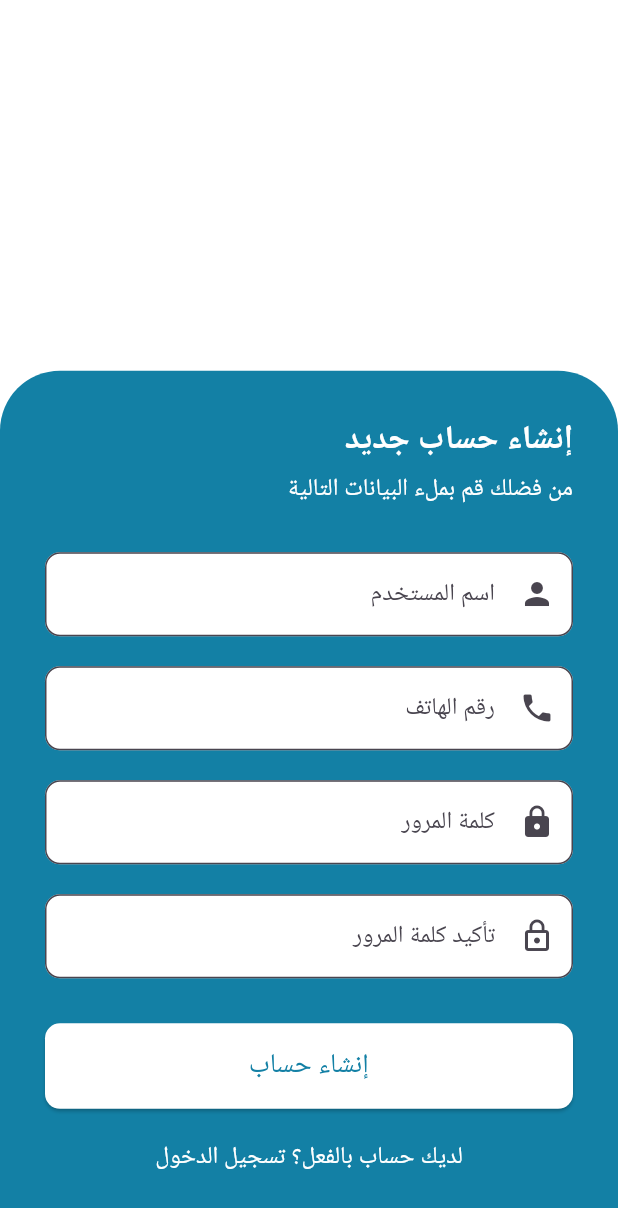
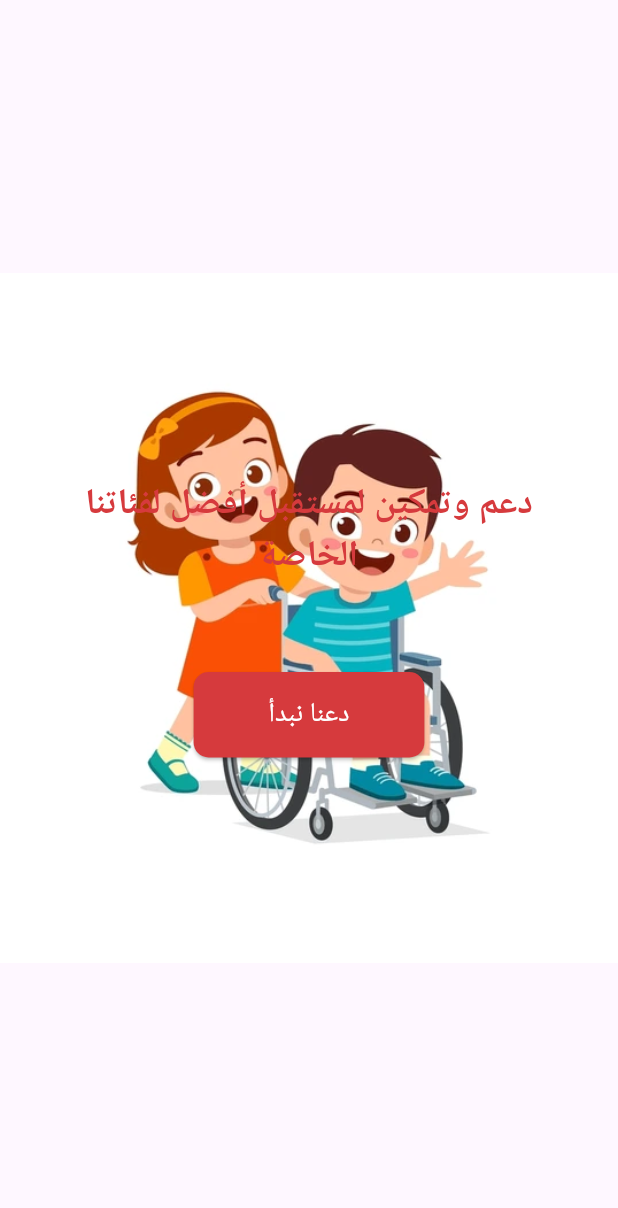
Before and after one commit to HabibaMohamed225/flutter_task4.2, a Flutter app: the screen it shows after launch, on a phone screen of 412 x 824 dp. Shown: the top 1208 px of the screen. Run offline on Flutter 3.47's test engine with Material 3 defaults, Android fonts, the light colour scheme and no system bars; Roboto replaces fonts that are missing (Tajawal).

Commit message:
first commit

```diff
--- a/lib/main.dart
+++ b/lib/main.dart
@@ -2,6 +2,8 @@ import 'package:flutter/material.dart';
 import 'login_screen.dart';
 import 'otp_screen.dart';
 import 'signup_screen.dart';
+import 'welcome_screen.dart';
+import 'list_screen.dart';
 
 void main() {
   runApp(const MyApp());
@@ -17,11 +19,13 @@ class MyApp extends StatelessWidget {
       theme: ThemeData(
         fontFamily: 'Tajawal',
       ),
-      initialRoute: '/signup',
+      initialRoute: '/welcome_screen',
       routes: {
+        '/welcome_screen': (context) => const WelcomeScreen(),
         '/login': (context) => const LoginScreen(),
         '/otp': (context) => const OtpScreen(),
         '/signup': (context) => const SignupScreen(),
+        '/list': (context) => const ListScreen(),
       },
     );
   }
--- a/lib/otp_screen.dart
+++ b/lib/otp_screen.dart
@@ -94,7 +94,7 @@ class OtpScreen extends StatelessWidget {
                           ),
                         ),
                         onPressed: () {
-                          Navigator.pop(context);
+                          Navigator.pushNamed(context, '/list');
                         },
                         child: Text(
                           AppStrings.confirmButton,
--- a/lib/signup_screen.dart
+++ b/lib/signup_screen.dart
@@ -129,7 +129,7 @@ class SignupContent extends StatelessWidget {
                     ),
                   ),
                   onPressed: () {
-                    Navigator.pop(context);
+                    Navigator.pushReplacementNamed(context, '/login');
                   },
                   child: Text(
                     'إنشاء حساب',
--- /dev/null
+++ b/lib/welcome_screen.dart
@@ -0,0 +1,61 @@
+import 'package:flutter/material.dart';
+import 'app_colors.dart';
+import 'app_strings.dart';
+
+class WelcomeScreen extends StatelessWidget {
+  const WelcomeScreen({super.key});
+
+  @override
+  Widget build(BuildContext context) {
+    return Scaffold(
+      body: Stack(
+        children: [
+          Image.asset(
+            'lib/images/welcome_image.webp',
+            width: double.infinity,
+            height: double.infinity,
+          ),
+          Padding(
+            padding: const EdgeInsets.all(40.0),
+            child: Column(
+              mainAxisAlignment: MainAxisAlignment.center,
+              crossAxisAlignment: CrossAxisAlignment.center,
+              children: [
+                Text(
+                  AppStrings.welcomeTitle,
+                  style: TextStyle(
+                    color: AppColors.secondaryColor,
+                    fontSize: 24,
+                    fontWeight: FontWeight.bold,
+                  ),
+                  textAlign: TextAlign.center,
+                ),
+                const SizedBox(height: 60),
+                ElevatedButton(
+                  style: ElevatedButton.styleFrom(
+                    backgroundColor: AppColors.secondaryColor,
+                    padding: const EdgeInsets.symmetric(
+                        horizontal: 50, vertical: 15),
+                    shape: RoundedRectangleBorder(
+                      borderRadius: BorderRadius.circular(10),
+                    ),
+                  ),
+                  onPressed: () {
+                    Navigator.pushNamed(context, '/signup');
+                  },
+                  child: Text(
+                    'دعنا نبدأ',
+                    style: TextStyle(
+                      color: Colors.white,
+                      fontSize: 18,
+                    ),
+                  ),
+                ),
+              ],
+            ),
+          ),
+        ],
+      ),
+    );
+  }
+}
--- a/pubspec.yaml
+++ b/pubspec.yaml
@@ -62,6 +62,8 @@ flutter:
   # assets:
   #   - images/a_dot_burr.jpeg
   #   - images/a_dot_ham.jpeg
+  assets:
+    - lib/images/welcome_image.webp
 
   # An image asset can refer to one or more resolution-specific "variants", see
   # https://flutter.dev/assets-and-images/#resolution-aware
```
Also changed, not shown: lib/list_screen.dart (added, +24 -0 lines), lib/WhatsApp Image 2025-07-20 at 14.49.18 (2).jpeg (added), lib/images/welcome_image.webp (added).
